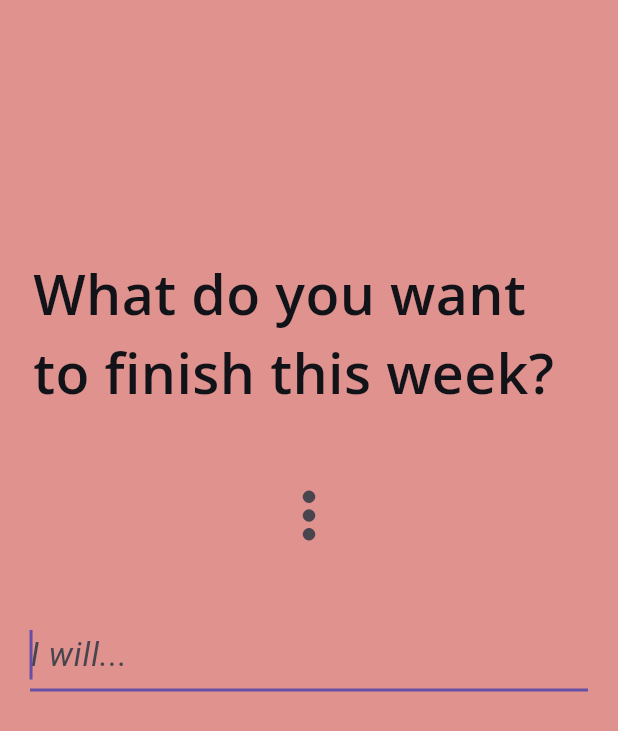
After one commit to cerealboxenergy4/memoApp, a Flutter app: the MemoScreenWeek screen opened directly, on a phone screen of 412 x 824 dp. The commit adds this screen. Shown: the top 731 px of the screen. Run offline on Flutter 3.47's test engine with Material 3 defaults, Android fonts, the phone set to English and light mode, and no system bars; our stand-ins replace google_fonts; Roboto replaces fonts that are missing (Gupter).

Commit message:
2nd commit

```diff
--- a/lib/main.dart
+++ b/lib/main.dart
@@ -13,7 +13,7 @@ class App extends StatelessWidget {
   Widget build(BuildContext context) {
     return MaterialApp(
       theme: ThemeData(
-        scaffoldBackgroundColor: const Color(0xFFC2CFB2),
+        scaffoldBackgroundColor: const Color(0xFFEAD2AC),
         cardColor: Color(0xFF111318),
         textTheme: TextTheme(
           displayLarge: GoogleFonts.openSans(
--- /dev/null
+++ b/lib/screens/memo_screen_week.dart
@@ -0,0 +1,86 @@
+import 'package:flutter/material.dart';
+import 'package:google_fonts/google_fonts.dart';
+
+class MemoScreenWeek extends StatefulWidget {
+  const MemoScreenWeek({super.key});
+
+  @override
+  State<MemoScreenWeek> createState() => _MemoScreenWeekState();
+}
+
+class _MemoScreenWeekState extends State<MemoScreenWeek> {
+  final TextEditingController _controller = TextEditingController();
+
+  void _saveData(String value) {
+    //  Saving logic
+  }
+
+  @override
+  Widget build(BuildContext context) {
+    return Scaffold(
+      backgroundColor: Color(0xFFDF928E),
+      body: Column(
+        children: [
+          Flexible(
+            flex: 2,
+            child: Container(
+              alignment: Alignment.bottomCenter,
+              padding: EdgeInsets.symmetric(horizontal: 22),
+              child: Text(
+                "What do you want to finish this week?",
+                textAlign: TextAlign.left,
+                style: GoogleFonts.openSans(
+                  color: Theme.of(context).cardColor,
+                  fontSize: 37,
+                  fontWeight: FontWeight.w600,
+                ),
+              ),
+            ),
+          ),
+          Flexible(
+            flex: 1,
+            child: Center(
+              child: IconButton(
+                iconSize: 50,
+                onPressed: () {},
+                icon: Icon(Icons.more_vert_sharp),
+              ),
+            ), // expand and show existing list if pressed
+          ),
+          Flexible(
+            flex: 3,
+            child: Container(
+              alignment: Alignment.topLeft,
+              padding: EdgeInsets.symmetric(horizontal: 20),
+              child: TextField(
+                controller: _controller,
+                style: GoogleFonts.gupter(
+                  fontSize: 22,
+                  fontStyle: FontStyle.italic,
+                ),
+                autofocus: true,
+                decoration: InputDecoration(
+                  hintText: "I will...",
+                ),
+                onSubmitted: (value) {
+                  _saveData(value);
+                  _controller.clear();
+                },
+              ),
+              // child: IconButton(
+              //     onPressed: () {},
+              //     icon: Text(
+              //         textAlign: TextAlign.left,
+              //         "I will...",
+              //         style: GoogleFonts.gupter(
+              //           fontSize: 22,
+              //           fontStyle: FontStyle.italic,
+              //         ))),
+            ),
+          ),
+          // here comes the memo space
+        ],
+      ),
+    );
+  }
+}
```
Also changed, not shown: lib/screens/history.dart (added, +16 -0 lines), lib/screens/home_screen.dart (+76 -44 lines), lib/screens/memo_screen_day.dart (added, +86 -0 lines), lib/screens/memo_screen_month.dart (added, +86 -0 lines), 3 other files.
